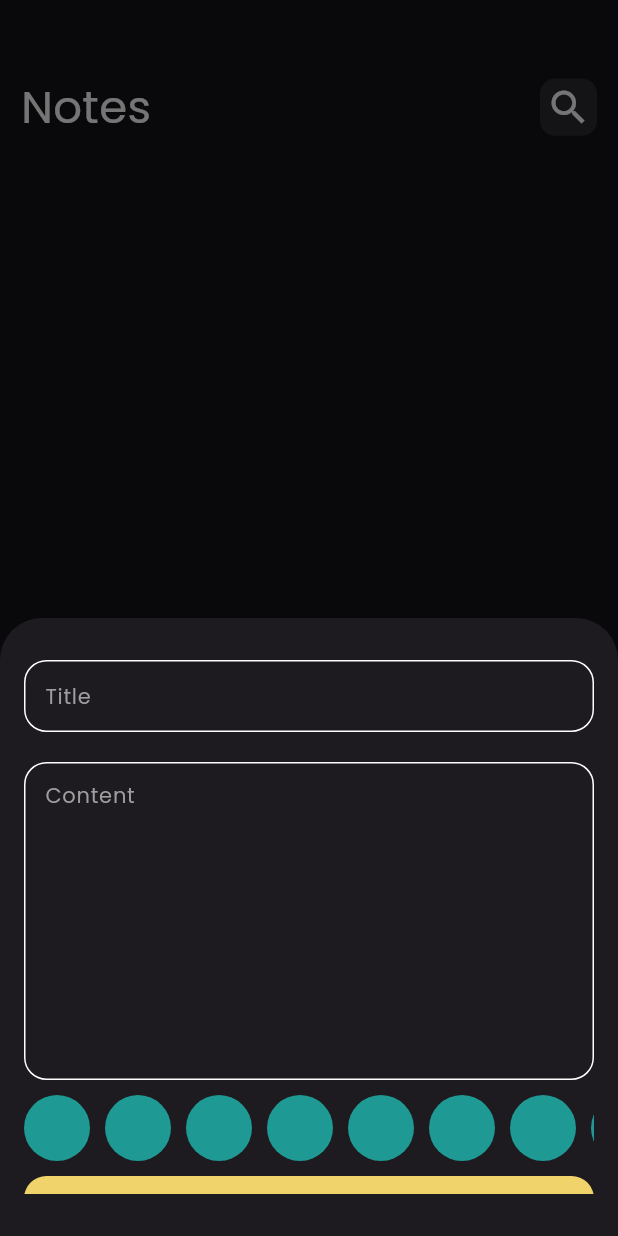
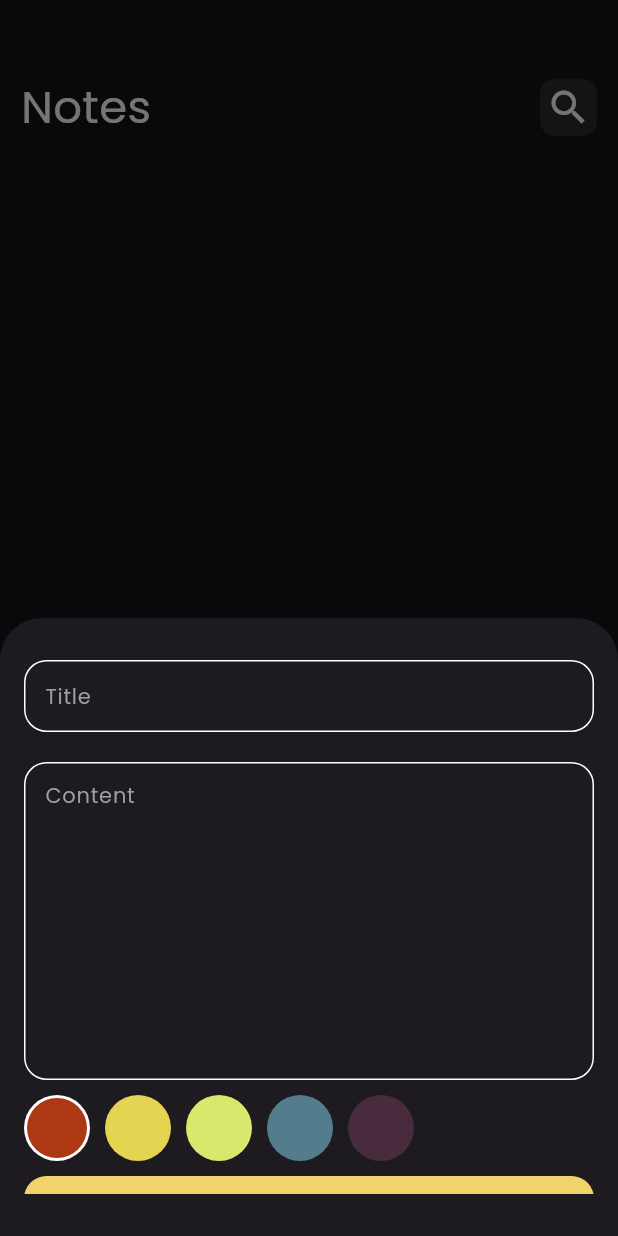
Before and after one commit to Mohamed-Ahmed-Sabry22/notes_app, a Flutter app: the screen it shows after launch, after a tap on the "add" icon, on a phone screen of 412 x 824 dp. Run offline on Flutter 3.47's test engine with Material 3 defaults, Android fonts, the phone set to English and light mode, and no system bars; our stand-ins replace bloc, flutter_bloc, font_awesome_flutter, hive, hive_flutter; accounts and stored records are empty.

Commit message:
colors list view part 2

```diff
--- a/lib/views/widgets/colors_list_view.dart
+++ b/lib/views/widgets/colors_list_view.dart
@@ -1,23 +1,40 @@
 import 'package:flutter/material.dart';
 
 class ColorItem extends StatelessWidget {
-  const ColorItem({super.key});
-
+  const ColorItem({super.key, required this.isActive, required this.color});
+  final bool isActive;
+  final Color color;
   @override
   Widget build(BuildContext context) {
     return Padding(
       padding: const EdgeInsets.only(right: 10.0),
-      child: const CircleAvatar(
-        radius: 22,
-        backgroundColor: Color.fromARGB(255, 30, 153, 147),
-      ),
+      child: isActive
+          ? CircleAvatar(
+              radius: 22,
+              backgroundColor: Colors.white,
+              child: CircleAvatar(radius: 20, backgroundColor: color),
+            )
+          : CircleAvatar(radius: 22, backgroundColor: color),
     );
   }
 }
 
-class ColorsListView extends StatelessWidget {
+class ColorsListView extends StatefulWidget {
   const ColorsListView({super.key});
 
+  @override
+  State<ColorsListView> createState() => _ColorsListViewState();
+}
+
+class _ColorsListViewState extends State<ColorsListView> {
+  int currentIndex = 0;
+  List<Color> colors = const [
+    Color(0xffAC3913),
+    Color(0xffE5D352),
+    Color(0xffD9E76C),
+    Color(0xff537D8D),
+    Color(0xff482C3D),
+  ];
   @override
   Widget build(BuildContext context) {
     return Padding(
@@ -26,9 +43,19 @@ class ColorsListView extends StatelessWidget {
         height: 44,
         child: ListView.builder(
           scrollDirection: Axis.horizontal,
-          itemCount: 20,
+          itemCount: colors.length,
           itemBuilder: (context, index) {
-            return const ColorItem();
+            return GestureDetector(
+              onTap: () {
+                setState(() {
+                  currentIndex = index;
+                });
+              },
+              child: ColorItem(
+                color: colors[index],
+                isActive: currentIndex == index,
+              ),
+            );
           },
         ),
       ),
```
